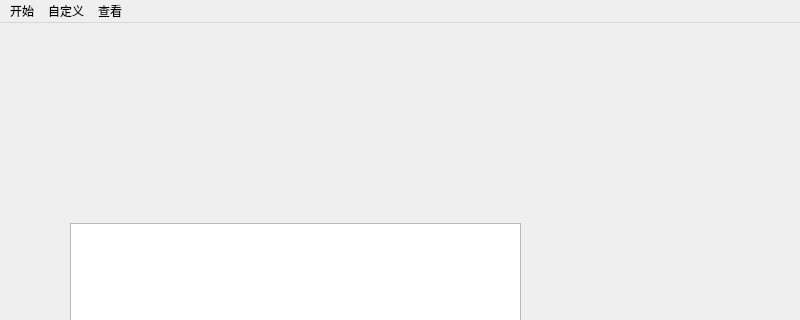
Old version of the form mainwindow.ui in the repository Harphiner/nbombSweeperGame; both pictures show x 0 to 800 and y 0 to 320 of the 800 by 600 pixel window.
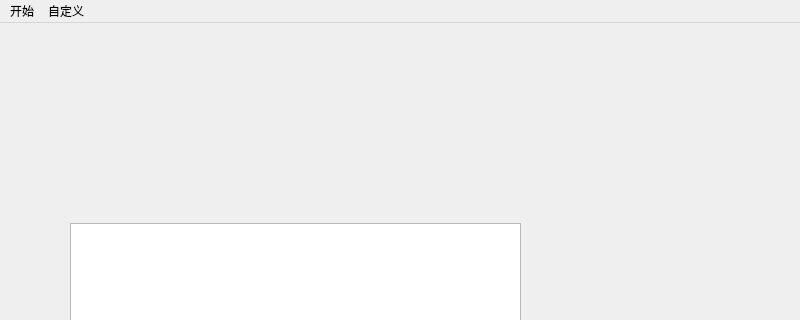
New version of the form. Icons and pictures are not drawn.

What changed in the file:
```diff
--- a/mainwindow.ui
+++ b/mainwindow.ui
@@ -54,16 +54,8 @@
     </property>
     <addaction name="actionedit"/>
    </widget>
-   <widget class="QMenu" name="menu_more">
-    <property name="title">
-     <string>查看</string>
-    </property>
-    <addaction name="actionhistory"/>
-    <addaction name="actionassistant"/>
-   </widget>
    <addaction name="menu_defaultStart"/>
    <addaction name="menu_diy"/>
-   <addaction name="menu_more"/>
   </widget>
   <widget class="QStatusBar" name="statusbar"/>
   <action name="actioneasy">
```
